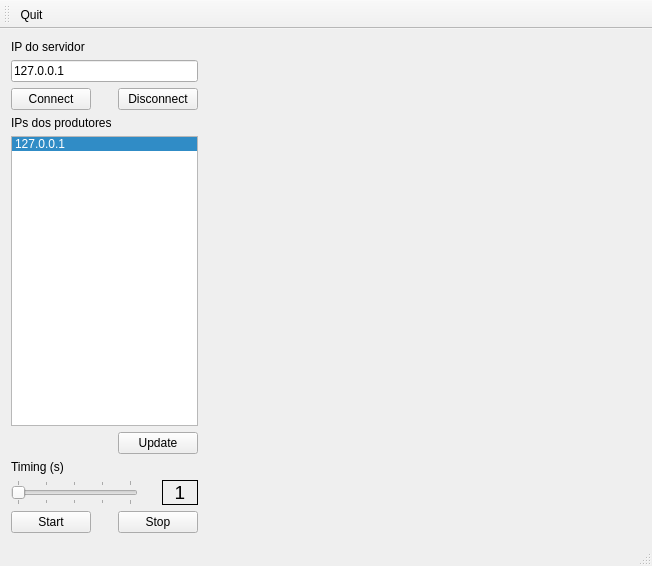
The window that QtTcpClientConsumer/mainwindow.ui (HemersonRafael/Supervisory) describes before a commit, drawn with Qt 5.
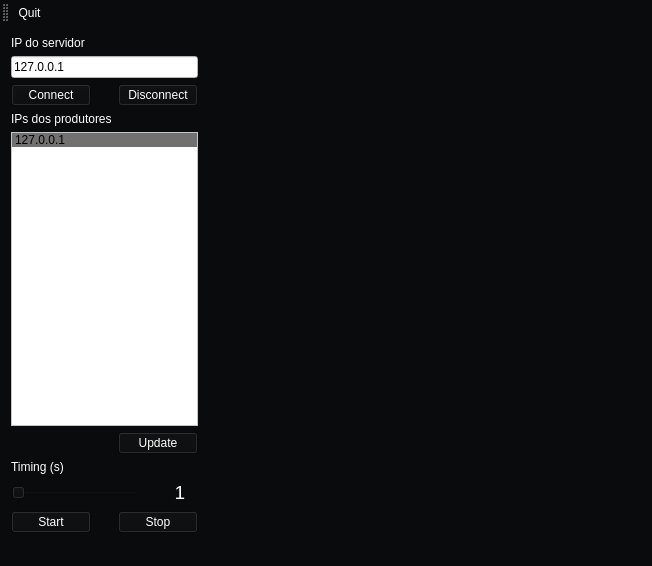
The same window after the commit. Custom widgets are drawn as their Qt base class.

The edit to the form file:
```diff
--- a/QtTcpClientConsumer/mainwindow.ui
+++ b/QtTcpClientConsumer/mainwindow.ui
@@ -13,6 +13,10 @@
   <property name="windowTitle">
    <string>Tcp Client Consumer</string>
   </property>
+  <property name="styleSheet">
+   <string notr="true">background-color: rgba(10, 11, 13, 0.9);
+border-bottom-color: rgb(46, 52, 54);</string>
+  </property>
   <widget class="QWidget" name="centralWidget">
    <layout class="QGridLayout" name="gridLayout">
     <item row="0" column="0">
@@ -21,6 +25,9 @@
        <layout class="QVBoxLayout" name="verticalLayout">
         <item>
          <widget class="QLabel" name="label">
+          <property name="styleSheet">
+           <string notr="true">color: rgb(255, 255, 255);</string>
+          </property>
           <property name="text">
            <string>IP do servidor</string>
           </property>
@@ -28,6 +35,9 @@
         </item>
         <item>
          <widget class="QLineEdit" name="lineEditIp">
+          <property name="styleSheet">
+           <string notr="true">background-color: rgb(255, 255, 255);</string>
+          </property>
           <property name="text">
            <string>127.0.0.1</string>
           </property>
@@ -37,6 +47,9 @@
          <layout class="QHBoxLayout" name="horizontalLayout_3">
           <item>
            <widget class="QPushButton" name="pushButtonConnect">
+            <property name="styleSheet">
+             <string notr="true">color: rgb(255, 255, 255);</string>
+            </property>
             <property name="text">
              <string>Connect</string>
             </property>
@@ -57,6 +70,9 @@
           </item>
           <item>
            <widget class="QPushButton" name="pushButtonDisconnect">
+            <property name="styleSheet">
+             <string notr="true">color: rgb(255, 255, 255);</string>
+            </property>
             <property name="text">
              <string>Disconnect</string>
             </property>
@@ -66,6 +82,10 @@
         </item>
         <item>
          <widget class="QLabel" name="label_2">
+          <property name="styleSheet">
+           <string notr="true">color: rgb(255, 255, 255);
+</string>
+          </property>
           <property name="text">
            <string>IPs dos produtores</string>
           </property>
@@ -73,6 +93,12 @@
         </item>
         <item>
          <widget class="QListWidget" name="listWidgetIps">
+          <property name="styleSheet">
+           <string notr="true">background-color: rgb(255, 255, 255);
+selection-color: rgb(0, 0, 0);
+color: rgb(0, 0, 0);
+selection-background-color: rgba(29, 28, 28, 159);</string>
+          </property>
           <property name="currentRow">
            <number>0</number>
           </property>
@@ -100,6 +126,9 @@
           </item>
           <item>
            <widget class="QPushButton" name="pushButtonUpdate">
+            <property name="styleSheet">
+             <string notr="true">color: rgb(255, 255, 255);</string>
+            </property>
             <property name="text">
              <string>Update</string>
             </property>
@@ -109,6 +138,9 @@
         </item>
         <item>
          <widget class="QLabel" name="label_3">
+          <property name="styleSheet">
+           <string notr="true">color: rgb(255, 255, 255);</string>
+          </property>
           <property name="text">
            <string>Timing (s)</string>
           </property>
@@ -118,6 +150,10 @@
          <layout class="QHBoxLayout" name="horizontalLayout_6" stretch="70,10,20">
           <item>
            <widget class="QSlider" name="horizontalSliderTiming">
+            <property name="styleSheet">
+             <string notr="true">selection-background-color: rgb(255, 255, 255);
+tick-color: rgb(46, 52, 54);</string>
+            </property>
             <property name="minimum">
              <number>1</number>
             </property>
@@ -161,8 +197,11 @@
             <property name="contextMenuPolicy">
              <enum>Qt::DefaultContextMenu</enum>
             </property>
+            <property name="styleSheet">
+             <string notr="true">color: rgb(255, 255, 255);</string>
+            </property>
             <property name="frameShape">
-             <enum>QFrame::Box</enum>
+             <enum>QFrame::NoFrame</enum>
             </property>
             <property name="frameShadow">
              <enum>QFrame::Plain</enum>
@@ -184,6 +223,9 @@
          <layout class="QHBoxLayout" name="horizontalLayout_4">
           <item>
            <widget class="QPushButton" name="pushButtonConnectStart">
+            <property name="styleSheet">
+             <string notr="true">color: rgb(255, 255, 255);</string>
+            </property>
             <property name="text">
              <string>Start</string>
             </property>
@@ -204,6 +246,9 @@
           </item>
           <item>
            <widget class="QPushButton" name="pushButtonConnectStop">
+            <property name="styleSheet">
+             <string notr="true">color: rgb(255, 255, 255);</string>
+            </property>
             <property name="text">
              <string>Stop</string>
             </property>
@@ -231,6 +276,9 @@
    </property>
   </widget>
   <widget class="QToolBar" name="mainToolBar">
+   <property name="styleSheet">
+    <string notr="true">color: rgb(255, 255, 255);</string>
+   </property>
    <attribute name="toolBarArea">
     <enum>TopToolBarArea</enum>
    </attribute>
@@ -238,6 +286,7 @@
     <bool>false</bool>
    </attribute>
    <addaction name="actionQuit"/>
+   <addaction name="separator"/>
   </widget>
   <widget class="QStatusBar" name="statusBar"/>
   <action name="actionQuit">
```
Left out of the diff: 5 changed lines with no effect on the pictures.
